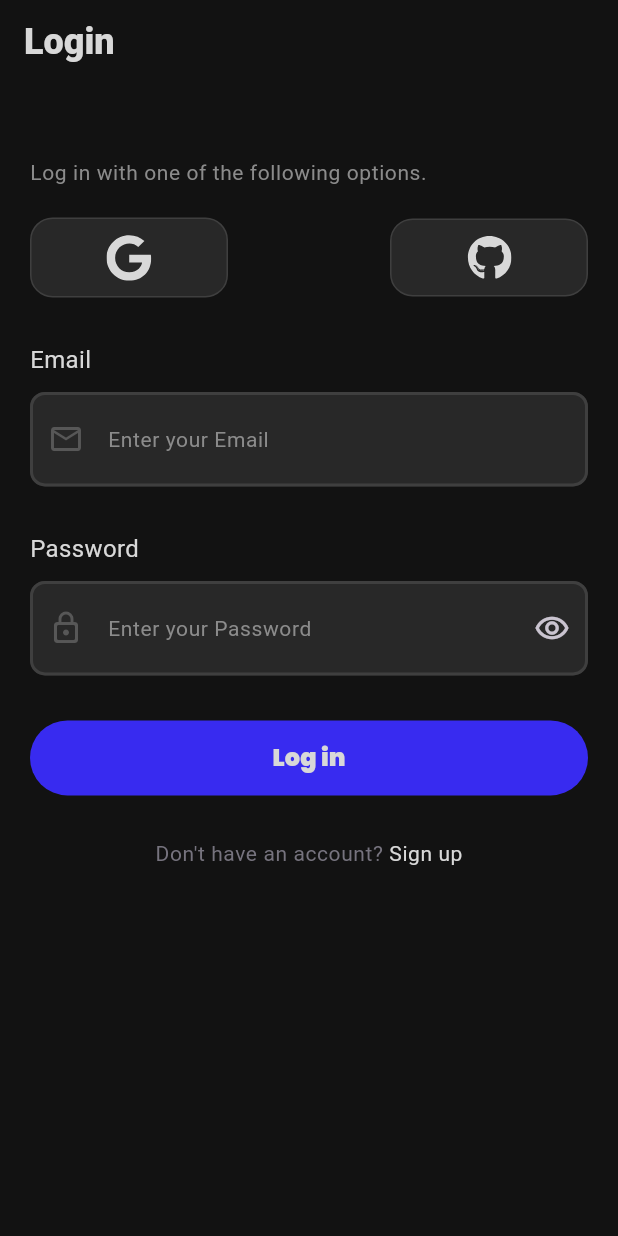
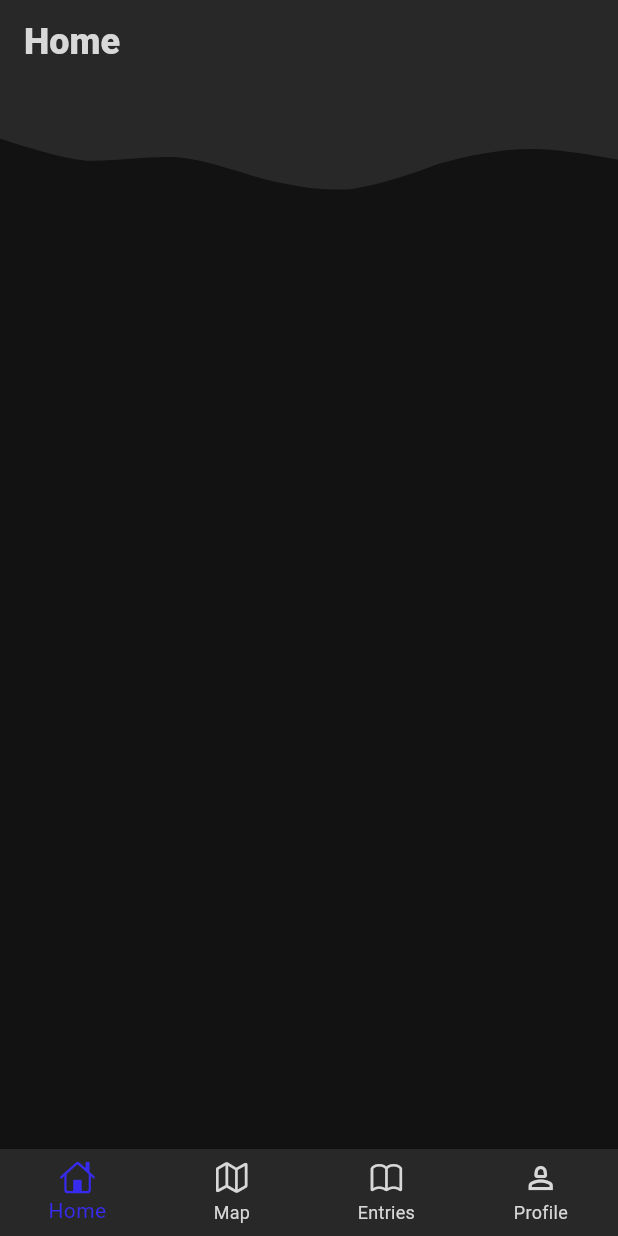
Before and after one commit to Zyttal/Jotter-Mapper, a Flutter app: the LoginScreen screen opened by its route, after a tap on "Log in", on a phone screen of 412 x 824 dp. Run offline on Flutter 3.47's test engine with Material 3 defaults, Android fonts, the phone set to English and light mode, and no system bars; our stand-ins replace firebase_core, flutter_dotenv, flutter_svg, form_field_validator, get_it, go_router and 3 more; accounts and stored records are empty; Roboto replaces fonts that are missing (Heebo, Sintony).

Commit message:
Add Routing and Content after Logging in - Empty Screens for the Content (Entries, Map, Home and Profile) - custompainter_assets were also made, converted with an online SVG to Paths converter - Adjusted a bit of the stylings to accomodate for the BottomNavigationBar of the wrapper

```diff
--- /dev/null
+++ b/lib/custompainter_assets/header_painter.dart
@@ -0,0 +1,59 @@
+import 'dart:ui';
+
+import 'package:flutter/material.dart';
+
+class HeaderPainter extends CustomPainter {
+  @override
+  void paint(Canvas canvas, Size size) {
+    Paint paint = Paint();
+    Path path = Path();
+
+    paint.color = Color(0xff282828);
+    path = Path();
+    path.lineTo(size.width, size.height * 0.72);
+    path.cubicTo(size.width, size.height * 0.72, size.width * 0.98,
+        size.height * 0.7, size.width * 0.98, size.height * 0.7);
+    path.cubicTo(size.width * 0.95, size.height * 0.67, size.width * 0.9,
+        size.height * 0.62, size.width * 0.86, size.height * 0.62);
+    path.cubicTo(size.width * 0.81, size.height * 0.62, size.width * 0.76,
+        size.height * 0.68, size.width * 0.71, size.height * 0.76);
+    path.cubicTo(size.width * 0.67, size.height * 0.85, size.width * 0.62,
+        size.height * 0.95, size.width * 0.57, size.height);
+    path.cubicTo(size.width * 0.52, size.height * 1.02, size.width * 0.48,
+        size.height * 0.98, size.width * 0.43, size.height * 0.91);
+    path.cubicTo(size.width * 0.38, size.height * 0.83, size.width / 3,
+        size.height * 0.72, size.width * 0.29, size.height * 0.7);
+    path.cubicTo(size.width * 0.24, size.height * 0.68, size.width * 0.19,
+        size.height * 0.74, size.width * 0.14, size.height * 0.73);
+    path.cubicTo(size.width * 0.1, size.height * 0.71, size.width * 0.05,
+        size.height * 0.61, size.width * 0.02, size.height * 0.56);
+    path.cubicTo(size.width * 0.02, size.height * 0.56, 0, size.height * 0.52,
+        0, size.height * 0.52);
+    path.cubicTo(0, size.height * 0.52, 0, 0, 0, 0);
+    path.cubicTo(0, 0, size.width * 0.02, 0, size.width * 0.02, 0);
+    path.cubicTo(
+        size.width * 0.05, 0, size.width * 0.1, 0, size.width * 0.14, 0);
+    path.cubicTo(
+        size.width * 0.19, 0, size.width * 0.24, 0, size.width * 0.29, 0);
+    path.cubicTo(size.width / 3, 0, size.width * 0.38, 0, size.width * 0.43, 0);
+    path.cubicTo(
+        size.width * 0.48, 0, size.width * 0.52, 0, size.width * 0.57, 0);
+    path.cubicTo(
+        size.width * 0.62, 0, size.width * 0.67, 0, size.width * 0.71, 0);
+    path.cubicTo(
+        size.width * 0.76, 0, size.width * 0.81, 0, size.width * 0.86, 0);
+    path.cubicTo(
+        size.width * 0.9, 0, size.width * 0.95, 0, size.width * 0.98, 0);
+    path.cubicTo(size.width * 0.98, 0, size.width, 0, size.width, 0);
+    path.cubicTo(size.width, 0, size.width, size.height * 0.72, size.width,
+        size.height * 0.72);
+    path.cubicTo(size.width, size.height * 0.72, size.width, size.height * 0.72,
+        size.width, size.height * 0.72);
+    canvas.drawPath(path, paint);
+  }
+
+  @override
+  bool shouldRepaint(CustomPainter oldDelegate) {
+    return true;
+  }
+}
--- a/lib/routing/router.dart
+++ b/lib/routing/router.dart
@@ -5,6 +5,11 @@ import 'package:get_it/get_it.dart';
 import 'package:go_router/go_router.dart';
 import 'package:jotter_mapper/screens/auth/login_screen.dart';
 import 'package:jotter_mapper/screens/auth/registration_screen.dart';
+import 'package:jotter_mapper/screens/content/entries_screen.dart';
+import 'package:jotter_mapper/screens/content/home_screen.dart';
+import 'package:jotter_mapper/screens/content/map_screen.dart';
+import 'package:jotter_mapper/screens/content/profile_screen.dart';
+import 'package:jotter_mapper/screens/content/wrapper.dart';
 import 'package:jotter_mapper/screens/landing_screen.dart';
 import 'package:jotter_mapper/screens/on_boarding.dart';
 
@@ -20,7 +25,8 @@ class GlobalRouter {
   late GlobalKey<NavigatorState> _rootNavigatorKey;
   late GlobalKey<NavigatorState> _shellNavigatorKey;
 
-  FutureOr<String?> handleRedirect(BuildContext context, GoRouterState) async {}
+  FutureOr<String?> handleRedirect(
+      BuildContext context, GoRouterState state) async {}
 
   GlobalRouter() {
     _rootNavigatorKey = GlobalKey<NavigatorState>();
@@ -29,21 +35,21 @@ class GlobalRouter {
     router = GoRouter(
         navigatorKey: _rootNavigatorKey,
         initialLocation: LandingScreen.route,
-        // redirect: handlw,
+        redirect: handleRedirect,
         routes: [
           GoRoute(
               parentNavigatorKey: _rootNavigatorKey,
               path: LandingScreen.route,
               name: LandingScreen.name,
               builder: (context, _) {
-                return LandingScreen();
+                return const LandingScreen();
               }),
           GoRoute(
               parentNavigatorKey: _rootNavigatorKey,
               path: OnBoarding.route,
               name: OnBoarding.name,
               builder: (context, _) {
-                return OnBoarding();
+                return const OnBoarding();
               }),
           GoRoute(
               parentNavigatorKey: _rootNavigatorKey,
@@ -58,7 +64,45 @@ class GlobalRouter {
               name: RegistrationScreen.name,
               builder: (context, _) {
                 return RegistrationScreen();
-              })
+              }),
+          ShellRoute(
+            navigatorKey: _shellNavigatorKey,
+            routes: [
+              GoRoute(
+                  parentNavigatorKey: _shellNavigatorKey,
+                  path: HomeScreen.route,
+                  name: HomeScreen.name,
+                  builder: (context, _) {
+                    return const HomeScreen();
+                  }),
+              GoRoute(
+                  parentNavigatorKey: _shellNavigatorKey,
+                  path: MapScreen.route,
+                  name: MapScreen.name,
+                  builder: (context, _) {
+                    return const MapScreen();
+                  }),
+              GoRoute(
+                  parentNavigatorKey: _shellNavigatorKey,
+                  path: EntriesScreen.route,
+                  name: EntriesScreen.name,
+                  builder: (context, _) {
+                    return const EntriesScreen();
+                  }),
+              GoRoute(
+                  parentNavigatorKey: _shellNavigatorKey,
+                  path: ProfileScreen.route,
+                  name: ProfileScreen.name,
+                  builder: (context, _) {
+                    return const ProfileScreen();
+                  }),
+            ],
+            builder: (context, state, child) {
+              return AppWrapper(
+                child: child,
+              );
+            },
+          )
         ]);
   }
 }
--- a/lib/screens/auth/login_screen.dart
+++ b/lib/screens/auth/login_screen.dart
@@ -3,8 +3,9 @@ import 'package:flutter_svg/svg.dart';
 import 'package:form_field_validator/form_field_validator.dart';
 import 'package:jotter_mapper/routing/router.dart';
 import 'package:jotter_mapper/screens/auth/registration_screen.dart';
-import 'package:jotter_mapper/screens/widgets/custom_button.dart';
-import 'package:jotter_mapper/screens/widgets/text_field_with_label.dart';
+import 'package:jotter_mapper/screens/content/home_screen.dart';
+import 'package:jotter_mapper/widgets/custom_button.dart';
+import 'package:jotter_mapper/widgets/text_field_with_label.dart';
 import 'package:jotter_mapper/themes/custom_color_palette.dart';
 
 class LoginScreen extends StatefulWidget {
@@ -160,7 +161,13 @@ class _LoginScreenState extends State<LoginScreen> {
               const SizedBox(
                 height: 30,
               ),
-              CustomButton(func: () {}, text: "Log in"),
+              CustomButton(
+                  func: () {
+                    // if (formKey.currentState!.validate()) {
+                    GlobalRouter.I.router.go(HomeScreen.route);
+                    // }
+                  },
+                  text: "Log in"),
               const SizedBox(
                 height: 30,
               ),
--- a/lib/screens/auth/registration_screen.dart
+++ b/lib/screens/auth/registration_screen.dart
@@ -1,9 +1,9 @@
 import 'package:flutter/material.dart';
 import 'package:flutter_svg/svg.dart';
 import 'package:form_field_validator/form_field_validator.dart';
-import 'package:jotter_mapper/screens/widgets/back_button.dart';
-import 'package:jotter_mapper/screens/widgets/custom_button.dart';
-import 'package:jotter_mapper/screens/widgets/text_field_with_label.dart';
+import 'package:jotter_mapper/widgets/back_button.dart';
+import 'package:jotter_mapper/widgets/custom_button.dart';
+import 'package:jotter_mapper/widgets/text_field_with_label.dart';
 import 'package:jotter_mapper/themes/custom_color_palette.dart';
 
 class RegistrationScreen extends StatefulWidget {
@@ -197,7 +197,7 @@ class _RegistrationScreenState extends State<RegistrationScreen> {
               const SizedBox(
                 height: 30,
               ),
-              CustomButton(func: () {}, text: "Log in"),
+              CustomButton(func: () {}, text: "Create Account"),
               const SizedBox(
                 height: 30,
               ),
--- /dev/null
+++ b/lib/screens/content/home_screen.dart
@@ -0,0 +1,31 @@
+import 'package:flutter/material.dart';
+import 'package:jotter_mapper/custompainter_assets/header_painter.dart';
+import 'package:jotter_mapper/themes/custom_color_palette.dart';
+
+class HomeScreen extends StatelessWidget {
+  const HomeScreen({Key? key}) : super(key: key);
+
+  static const String name = "Home Screen";
+  static const String route = "/home";
+
+  @override
+  Widget build(BuildContext context) {
+    return Scaffold(
+      appBar: AppBar(
+        title: Text(
+          "Home",
+          style: Theme.of(context).textTheme.headlineLarge,
+        ),
+        backgroundColor: ColorPalette.dark200,
+      ),
+      body: Stack(
+        children: [
+          CustomPaint(
+            painter: HeaderPainter(),
+            size: Size(MediaQuery.of(context).size.width, 70),
+          ),
+        ],
+      ),
+    );
+  }
+}
--- /dev/null
+++ b/lib/screens/content/wrapper.dart
@@ -0,0 +1,61 @@
+import 'package:flutter/cupertino.dart';
+import 'package:flutter/material.dart';
+import 'package:jotter_mapper/routing/router.dart';
+import 'package:jotter_mapper/screens/content/entries_screen.dart';
+import 'package:jotter_mapper/screens/content/home_screen.dart';
+import 'package:jotter_mapper/screens/content/profile_screen.dart';
+import 'package:jotter_mapper/themes/custom_color_palette.dart';
+
+import 'map_screen.dart';
+
+class AppWrapper extends StatefulWidget {
+  const AppWrapper({super.key, this.child});
+  final Widget? child;
+
+  @override
+  State<AppWrapper> createState() => _AppWrapperState();
+}
+
+class _AppWrapperState extends State<AppWrapper> {
+  int index = 0;
+
+  final List<String> routes = [
+    HomeScreen.route,
+    MapScreen.route,
+    EntriesScreen.route,
+    ProfileScreen.route
+  ];
+
+  @override
+  Widget build(BuildContext context) {
+    return Scaffold(
+      body: widget.child ?? const Placeholder(),
+      bottomNavigationBar: BottomNavigationBar(
+        type: BottomNavigationBarType.fixed,
+        selectedItemColor: ColorPalette.primary100,
+        selectedLabelStyle: TextStyle(color: ColorPalette.primary100),
+        unselectedItemColor: ColorPalette.washedWhite,
+        unselectedLabelStyle: TextStyle(color: ColorPalette.washedWhite),
+        useLegacyColorScheme: false,
+        backgroundColor: ColorPalette.dark200,
+        currentIndex: index,
+        onTap: (i) {
+          setState(() {
+            index = i;
+          });
+
+          GlobalRouter.I.router.go(routes[i]);
+        },
+        items: const [
+          BottomNavigationBarItem(
+              icon: Icon(CupertinoIcons.home), label: "Home"),
+          BottomNavigationBarItem(icon: Icon(CupertinoIcons.map), label: "Map"),
+          BottomNavigationBarItem(
+              icon: Icon(CupertinoIcons.book), label: "Entries"),
+          BottomNavigationBarItem(
+              icon: Icon(Icons.person_2_outlined), label: "Profile")
+        ],
+      ),
+    );
+  }
+}
--- a/lib/screens/on_boarding.dart
+++ b/lib/screens/on_boarding.dart
@@ -4,7 +4,7 @@ import 'package:jotter_mapper/controllers/shared_preferences.dart';
 import 'package:jotter_mapper/enum/first_instance_enum.dart';
 import 'package:jotter_mapper/routing/router.dart';
 import 'package:jotter_mapper/screens/auth/login_screen.dart';
-import 'package:jotter_mapper/screens/widgets/custom_button.dart';
+import 'package:jotter_mapper/widgets/custom_button.dart';
 import 'package:jotter_mapper/themes/custom_color_palette.dart';
 import 'package:smooth_page_indicator/smooth_page_indicator.dart';
 
--- a/lib/themes/theme.dart
+++ b/lib/themes/theme.dart
@@ -15,5 +15,6 @@ class AppTheme {
         focusColor: ColorPalette.primary100,
         prefixIconColor: ColorPalette.dark400,
         fillColor: ColorPalette.dark300),
-      brightness: Brightness.dark);
+    brightness: Brightness.dark,
+  );
 }
--- a/lib/screens/widgets/text_field_with_label.dart
+++ b/lib/widgets/text_field_with_label.dart
@@ -74,6 +74,12 @@ class _TextFieldWithLabelState extends State<TextFieldWithLabel> {
                 borderSide:
                     BorderSide(color: ColorPalette.primary100, width: 2),
               ),
+              errorBorder: InputBorder.none,
+              focusedErrorBorder: OutlineInputBorder(
+                borderRadius: BorderRadius.circular(10),
+                borderSide:
+                    BorderSide(color: ColorPalette.primary100, width: 2),
+              ),
               contentPadding: EdgeInsets.all(20),
               hoverColor: ColorPalette.primary100,
               focusColor: ColorPalette.primary100),
```
Also changed, not shown: lib/screens/content/entries_screen.dart (added, +36 -0 lines), lib/screens/content/map_screen.dart (added, +17 -0 lines), lib/screens/content/profile_screen.dart (added, +36 -0 lines), lib/widgets/back_button.dart (renamed from lib/screens/widgets/back_button.dart), lib/widgets/custom_button.dart (renamed from lib/screens/widgets/custom_button.dart). Lines whose indentation alone changed are shown as unchanged.
